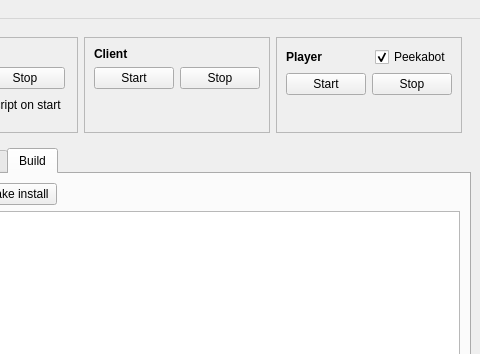
Before: the Qt Designer form tools/castctrl/trunk/qtui/mainwindow.ui in marc-hanheide/cogx, drawn with Qt 5; both pictures show x 403 to 883 and y 0 to 354 of the 883 by 668 pixel window.
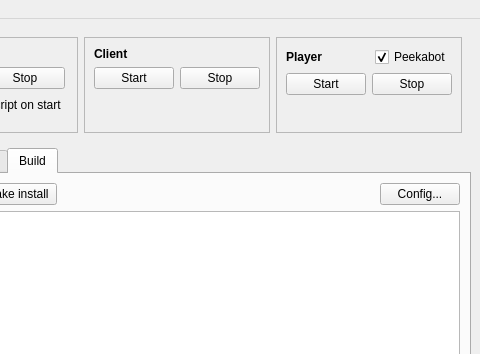
After: the same form once the commit is applied. The open tabs and pages were chosen to show the change.

Commit message: castcontrol: run ccmake-gui from cast-control

Diff of the .ui file:
```diff
--- a/tools/castctrl/trunk/qtui/mainwindow.ui
+++ b/tools/castctrl/trunk/qtui/mainwindow.ui
@@ -714,6 +714,13 @@
                </property>
               </spacer>
              </item>
+             <item>
+              <widget class="QPushButton" name="btCmakeGui">
+               <property name="text">
+                <string>Config...</string>
+               </property>
+              </widget>
+             </item>
             </layout>
            </item>
            <item>
```
Left out of the diff: 457 changed lines with no effect on the pictures. The commit also changes 3 other files.
